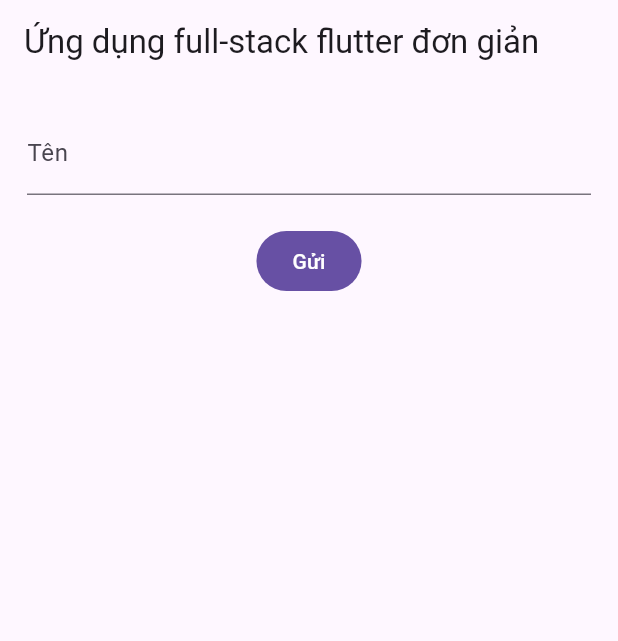
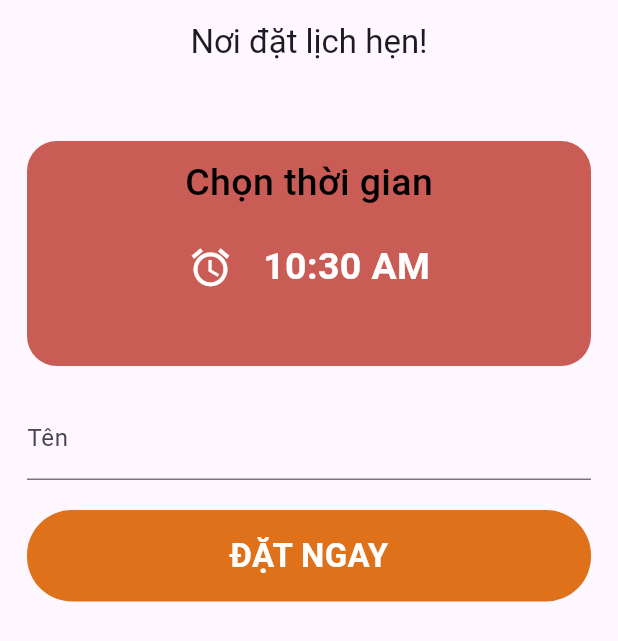
Before and after one commit to DuyBui03/flutter_project_1, a Flutter app: the screen it shows after launch, on a phone screen of 412 x 824 dp. Shown: the top 641 px of the screen. Run offline on Flutter 3.47's test engine with Material 3 defaults, Android fonts, the phone set to English and light mode, and no system bars.

Commit message:
thêm và xử lí thời gian

```diff
--- a/frontend/lib/main.dart
+++ b/frontend/lib/main.dart
@@ -1,5 +1,4 @@
 import 'dart:convert';
-
 import 'package:flutter/material.dart';
 import 'package:http/http.dart' as http;
 
@@ -33,50 +32,52 @@ class MyHomePage extends StatefulWidget {
 
 /// Lớp state cho MyHomePage
 class _MyHomePageState extends State<MyHomePage> {
-  /// Controller để lấy dữ liệu từ Widget TextField
-  final controller = TextEditingController();
+  TimeOfDay _selectedTime = TimeOfDay.now();
+  final TextEditingController _controller = TextEditingController();
+  String _responseMessage = '';
 
-  /// Biến để lưu thông điệp phản hồi từ server
-  String responseMessage = '';
+  /// Hàm để chọn thời gian
+  Future<void> _selectTime(BuildContext context) async {
+    final TimeOfDay? picked = await showTimePicker(
+      context: context,
+      initialTime: _selectedTime,
+    );
+    if (picked != null && picked != _selectedTime) {
+      setState(() {
+        _selectedTime = picked;
+      });
+    }
+  }
 
-  /// Hàm để gửi tên tới server
-  Future<void> sendName() async {
-    // Lấy tên từ TextField
-    final name = controller.text;
+  /// Hàm để gửi dữ liệu tới server
+  Future<void> _sendData() async {
+    final name = _controller.text.trim();
+    final time = _selectedTime.format(context);
+    _controller.clear();
 
-    // Sau khi lấy được tên thì xóa nội dung trong controller
-    controller.clear();
-
-    // Endpoint submit của server
-    final url = Uri.parse('http://localhost:8080/api/v1/submit');
+    final Uri url = Uri.parse('http://localhost:8080/api/v1/submit');
     try {
-      // Gửi yêu cầu POST tới server
-      final response = await http
+      final http.Response response = await http
           .post(
             url,
             headers: {'Content-Type': 'application/json'},
-            body: json.encode({'name': name}),
+            body: json.encode({'name': name, 'time': time}),
           )
           .timeout(const Duration(seconds: 10));
-      // Kiểm tra nếu phản hồi có nội dung
-      if (response.body.isNotEmpty) {
-        // Giải mã phản hồi từ server
-        final data = json.decode(response.body);
 
-        // Cập nhật trạng thái với thông điệp nhận được từ server
+      if (response.statusCode == 200) {
+        final Map<String, dynamic> data = json.decode(response.body);
         setState(() {
-          responseMessage = data['message'];
+          _responseMessage = data['message'] ?? 'Không có thông điệp từ server';
         });
       } else {
-        // Phản hồi không có nội dung
         setState(() {
-          responseMessage = 'Không nhận được phản hồi từ server';
+          _responseMessage = 'Server trả về mã lỗi ${response.statusCode}';
         });
       }
     } catch (e) {
-      // Xử lý lỗi kết nối hoặc lỗi khác
       setState(() {
-        responseMessage = 'Đã xảy ra lỗi: ${e.toString()}';
+        _responseMessage = 'Đã xảy ra lỗi: ${e.toString()}';
       });
     }
   }
@@ -84,23 +85,87 @@ class _MyHomePageState extends State<MyHomePage> {
   @override
   Widget build(BuildContext context) {
     return Scaffold(
-      appBar: AppBar(title: const Text('Ứng dụng full-stack flutter đơn giản')),
+      appBar: AppBar(
+        title: Center(
+          child: const Text('Nơi đặt lịch hẹn!'),
+        ),
+        // Hoặc sử dụng flexibleSpace để căn giữa tiêu đề
+        // flexibleSpace: Center(
+        //   child: const Text('Chọn thời gian bạn tới!'),
+        // ),
+      ),
       body: Padding(
         padding: const EdgeInsets.all(18.0),
         child: Column(
           children: [
+            SizedBox(height: 20.0),
+            Container(
+              padding: EdgeInsets.only(top: 10.0, bottom: 10.0),
+              height: 150,
+              decoration: BoxDecoration(
+                  color: Color.fromARGB(255, 202, 92, 86),
+                  borderRadius: BorderRadius.circular(20.0)),
+              width: MediaQuery.of(context).size.width,
+              child: Column(
+                children: [
+                  Text('Chọn thời gian',
+                      style: TextStyle(
+                          color: Colors.black,
+                          fontSize: 25.0,
+                          fontWeight: FontWeight.w500)),
+                  SizedBox(height: 20.0),
+                  Row(
+                    mainAxisAlignment: MainAxisAlignment.center,
+                    children: [
+                      GestureDetector(
+                        onTap: () {
+                          _selectTime(context);
+                        },
+                        child: Icon(
+                          Icons.alarm,
+                          color: Colors.white,
+                          size: 30.0,
+                        ),
+                      ),
+                      SizedBox(width: 20.0),
+                      Text(_selectedTime.format(context),
+                          style: TextStyle(
+                              color: Colors.white,
+                              fontSize: 25.0,
+                              fontWeight: FontWeight.bold)),
+                    ],
+                  )
+                ],
+              ),
+            ),
+            SizedBox(height: 20.0),
             TextField(
-              controller: controller,
+              controller: _controller,
               decoration: const InputDecoration(labelText: 'Tên'),
             ),
-            const SizedBox(height: 20),
-            FilledButton(
-              onPressed: sendName,
-              child: const Text('Gửi'),
+            SizedBox(height: 20.0),
+            GestureDetector(
+              onTap: _sendData,
+              child: Container(
+                width: MediaQuery.of(context).size.width,
+                padding: EdgeInsets.symmetric(horizontal: 10.0, vertical: 15.0),
+                decoration: BoxDecoration(
+                    color: Color(0xFFdf711a),
+                    borderRadius: BorderRadius.circular(30)),
+                child: Center(
+                  child: Text(
+                    "ĐẶT NGAY",
+                    style: TextStyle(
+                        color: Colors.white,
+                        fontSize: 22.0,
+                        fontWeight: FontWeight.bold),
+                  ),
+                ),
+              ),
             ),
-            // Hiển thị thông điệp phản hồi từ server
+            SizedBox(height: 20.0),
             Text(
-              responseMessage,
+              _responseMessage,
               style: Theme.of(context).textTheme.titleLarge,
             )
           ],
--- a/frontend/pubspec.yaml
+++ b/frontend/pubspec.yaml
@@ -9,6 +9,7 @@ environment:
 dependencies:
   flutter:
     sdk: flutter
+  http: ^1.2.2
 
 dev_dependencies:
   flutter_test:
```
Also changed, not shown: frontend/pubspec.lock, 1 other file.
